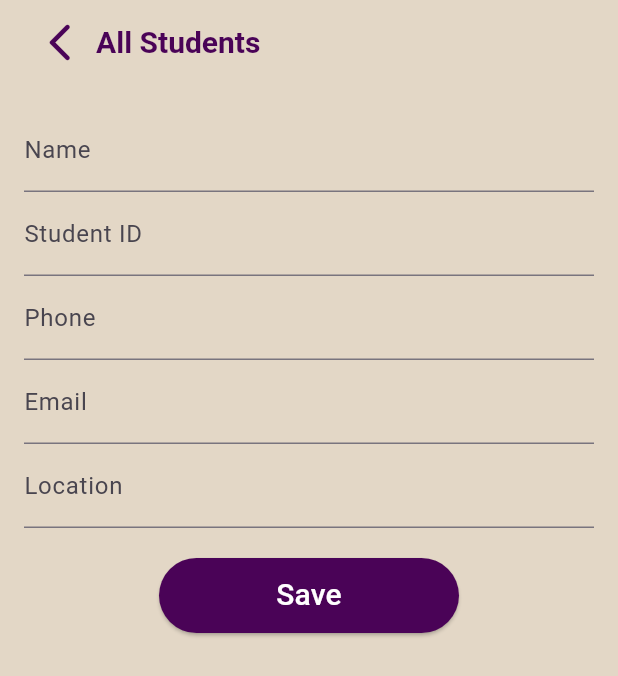
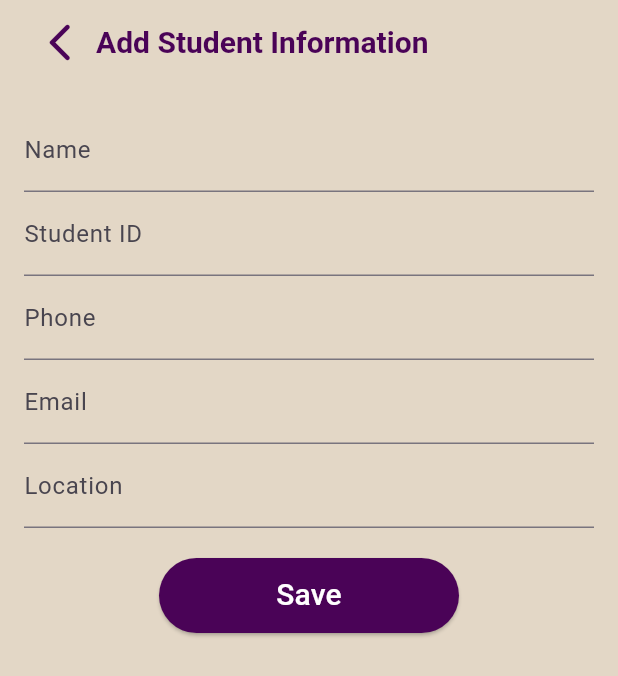
Before and after one commit to Fairooz14/Student_Information_-CRUD-, a Flutter app: the AddStudentPage screen opened directly, on a phone screen of 412 x 824 dp. Shown: the top 676 px of the screen. Run offline on Flutter 3.47's test engine with Material 3 defaults, Android fonts, the phone set to English and light mode, and no system bars; our stand-ins replace sqflite; accounts and stored records are empty.

Commit message:
minor Chnages

```diff
--- a/lib/pages/add_student_page.dart
+++ b/lib/pages/add_student_page.dart
@@ -53,7 +53,7 @@ class _AddStudentPageState extends State<AddStudentPage> {
                 Navigator.pop(context);
               },
             ),
-            Text('All Students',
+            Text('Add Student Information',
                 style: TextStyle(
                     fontSize: 20,
                     fontWeight: FontWeight.bold,
```
Also changed, not shown: 1 other file.
